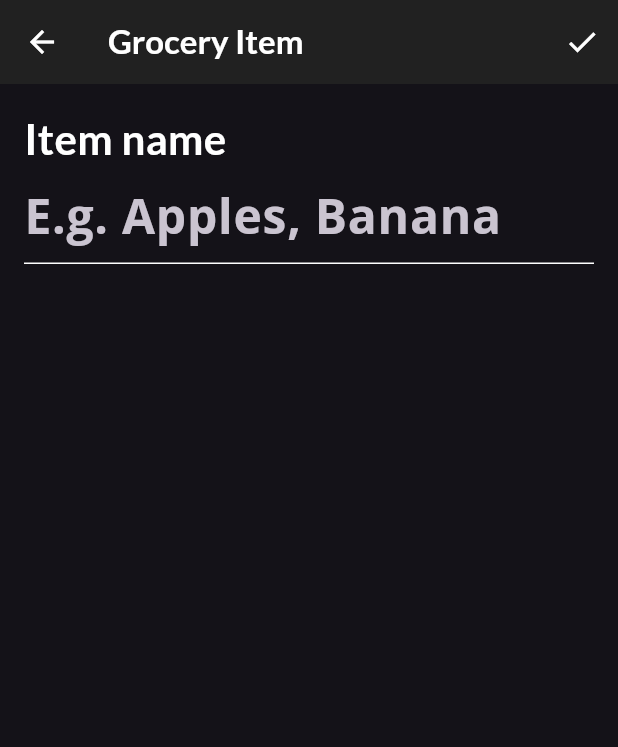
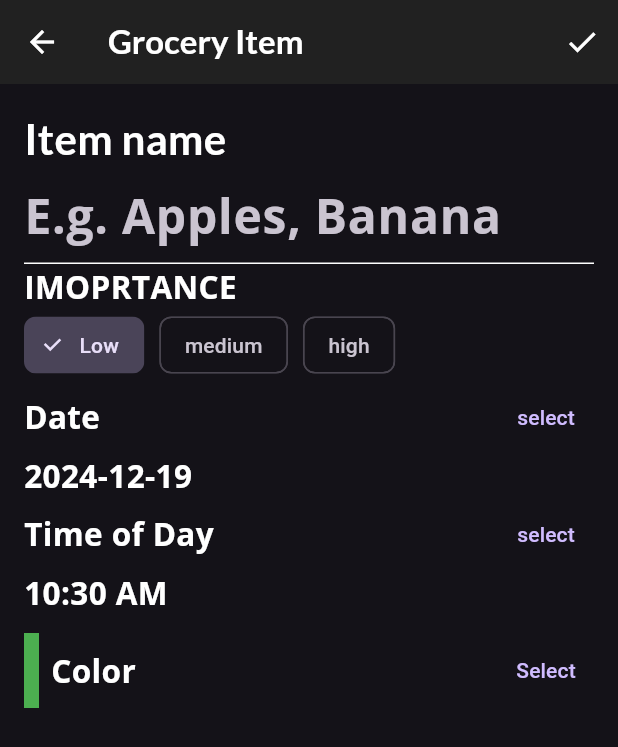
Before and after one commit to mahmoud-alwakeel/flutter-apprentice-book, a Flutter app: the screen it shows after launch, item 3 of the bottom bar chosen, after a tap on the "add" icon, on a phone screen of 412 x 824 dp. Shown: the top 747 px of the screen. Run offline on Flutter 3.47's test engine with Material 3 defaults, Android fonts, the phone set to English and light mode, and no system bars; our stand-ins replace flutter_colorpicker, google_fonts.

Commit message:
grocery item sccreen pt2

```diff
--- a/ch_five/lib/screens/grocery_item_screen.dart
+++ b/ch_five/lib/screens/grocery_item_screen.dart
@@ -1,6 +1,8 @@
 import 'package:flutter/material.dart';
 import 'package:ch_five/models/models.dart';
+import 'package:flutter_colorpicker/flutter_colorpicker.dart';
 import 'package:google_fonts/google_fonts.dart';
+import 'package:intl/intl.dart';
 
 class GroceryItemScreen extends StatefulWidget {
   const GroceryItemScreen({
@@ -80,6 +82,16 @@ class _GroceryItemScreenState extends State<GroceryItemScreen> {
         child: ListView(
           children: [
             buildNameField(),
+            // SizedBox(
+            //   height: 12,
+            // ),
+            buildImportanceField(),
+            buildDateField(context),
+            buildTimeField(context),
+            const SizedBox(
+              height: 12,
+            ),
+            buildColorPicker(context),
           ],
         ),
       ),
@@ -113,4 +125,154 @@ class _GroceryItemScreenState extends State<GroceryItemScreen> {
       ],
     );
   }
+
+  Widget buildImportanceField() {
+    return Column(
+      crossAxisAlignment: CrossAxisAlignment.start,
+      children: [
+        Text("IMOPRTANCE"),
+        Wrap(
+          spacing: 10,
+          children: [
+            ChoiceChip(
+              label: Text('Low'),
+              selected: _importance == Importance.low,
+              onSelected: (selected) {
+                setState(() {
+                  _importance = Importance.low;
+                });
+              },
+            ),
+            ChoiceChip(
+              label: Text('medium'),
+              selected: _importance == Importance.medium,
+              onSelected: (selected) {
+                setState(() {
+                  _importance = Importance.medium;
+                });
+              },
+            ),
+            ChoiceChip(
+              label: Text('high'),
+              selected: _importance == Importance.high,
+              onSelected: (selected) {
+                setState(() {
+                  _importance = Importance.high;
+                });
+              },
+            ),
+          ],
+        )
+      ],
+    );
+  }
+
+  Widget buildDateField(BuildContext context) {
+    return Column(
+      crossAxisAlignment: CrossAxisAlignment.start,
+      children: [
+        Row(
+          mainAxisAlignment: MainAxisAlignment.spaceBetween,
+          children: [
+            Text("Date"),
+            TextButton(
+              onPressed: () async {
+                final currentDate = DateTime.now();
+                final selectedDate = await showDatePicker(
+                  context: context,
+                  firstDate: currentDate,
+                  lastDate: DateTime(currentDate.year + 5),
+                  initialDate: currentDate,
+                );
+                setState(() {
+                  if (selectedDate != null) {
+                    _dueDate = selectedDate;
+                  }
+                });
+              },
+              child: Text("select"),
+            )
+          ],
+        ),
+        Text(DateFormat('yyyy-MM-dd').format(_dueDate)),
+      ],
+    );
+  }
+
+  Widget buildTimeField(BuildContext context) {
+    return Column(
+      crossAxisAlignment: CrossAxisAlignment.start,
+      children: [
+        Row(
+          mainAxisAlignment: MainAxisAlignment.spaceBetween,
+          children: [
+            Text("Time of Day"),
+            TextButton(
+              onPressed: () async {
+                final timeOfDay = await showTimePicker(
+                  context: context,
+                  initialTime: TimeOfDay.now(),
+                );
+                setState(() {
+                  if (timeOfDay != null) {
+                    _timeOfDay = timeOfDay;
+                  }
+                });
+              },
+              child: Text("select"),
+            )
+          ],
+        ),
+        Text(_timeOfDay.format(context)),
+      ],
+    );
+  }
+
+  Widget buildColorPicker(BuildContext context) {
+    return Row(
+      mainAxisAlignment: MainAxisAlignment.spaceBetween,
+      children: [
+        Row(
+          children: [
+            Container(
+              height: 50,
+              width: 10,
+              color: _currentColor,
+            ),
+            SizedBox(
+              width: 8,
+            ),
+            Text('Color')
+          ],
+        ),
+        TextButton(
+          onPressed: () {
+            showDialog(
+                context: context,
+                builder: (context) {
+                  return AlertDialog(
+                    content: BlockPicker(
+                      pickerColor: Colors.white,
+                      onColorChanged: (color) {
+                        setState(() {
+                          _currentColor = color;
+                        });
+                      },
+                    ),
+                    actions: [
+                      TextButton(
+                        onPressed: () {
+                          Navigator.of(context).pop();
+                        },
+                        child: Text('Save'),
+                      ),
+                    ],
+                  );
+                });
+          },
+          child: Text('Select'),
+        ),
+      ],
+    );
+  }
 }
```
